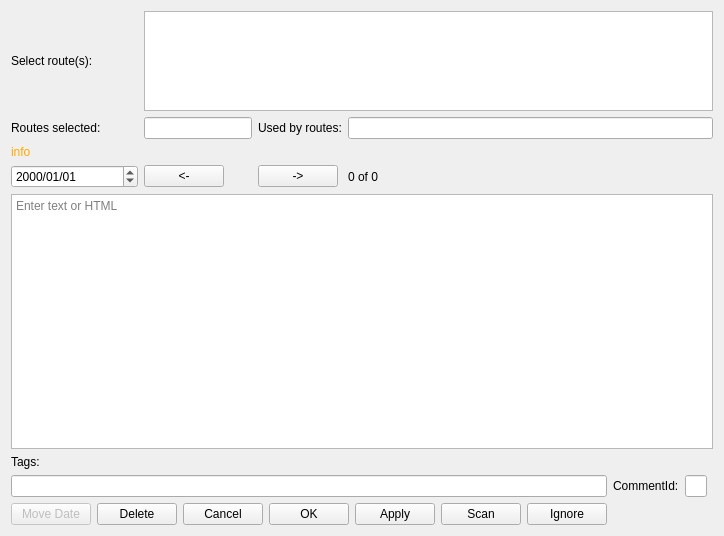
Qt form ui/routecommentsdlg.ui (allenck/mapper) before a commit.
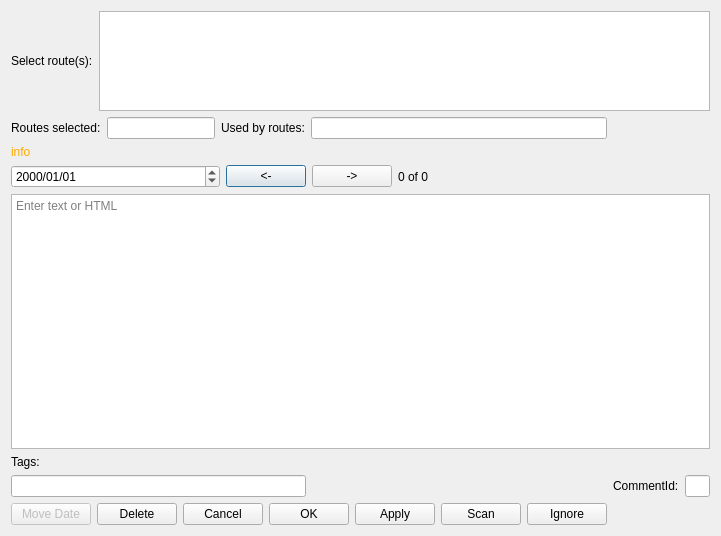
The same form after that commit. Custom widgets are drawn as their Qt base class.

The edit to the form file:
```diff
--- a/ui/routecommentsdlg.ui
+++ b/ui/routecommentsdlg.ui
@@ -14,34 +14,141 @@
    <string>Dialog</string>
   </property>
   <layout class="QGridLayout" name="gridLayout">
-   <item row="6" column="5">
-    <widget class="QLabel" name="label_3">
+   <item row="0" column="0" colspan="5">
+    <layout class="QHBoxLayout" name="horizontalLayout_3">
+     <item>
+      <widget class="QLabel" name="label">
+       <property name="text">
+        <string>Select route(s):</string>
+       </property>
+      </widget>
+     </item>
+     <item>
+      <widget class="RouteSelector" name="tableView">
+       <property name="sizePolicy">
+        <sizepolicy hsizetype="Expanding" vsizetype="Fixed">
+         <horstretch>0</horstretch>
+         <verstretch>0</verstretch>
+        </sizepolicy>
+       </property>
+       <property name="maximumSize">
+        <size>
+         <width>16777215</width>
+         <height>100</height>
+        </size>
+       </property>
+       <property name="toolTip">
+        <string>&lt;html&gt;&lt;head/&gt;&lt;body&gt;&lt;p&gt;Select the route to which this comment applies. Multiple selections may be made if the same comment applies to more than one route.&lt;/p&gt;&lt;/body&gt;&lt;/html&gt;</string>
+       </property>
+      </widget>
+     </item>
+    </layout>
+   </item>
+   <item row="1" column="0" colspan="4">
+    <layout class="QHBoxLayout" name="horizontalLayout_4">
+     <item>
+      <widget class="QLabel" name="label_4">
+       <property name="text">
+        <string>Routes selected:</string>
+       </property>
+      </widget>
+     </item>
+     <item>
+      <widget class="QLineEdit" name="routesSelected">
+       <property name="sizePolicy">
+        <sizepolicy hsizetype="Fixed" vsizetype="Fixed">
+         <horstretch>0</horstretch>
+         <verstretch>0</verstretch>
+        </sizepolicy>
+       </property>
+       <property name="readOnly">
+        <bool>true</bool>
+       </property>
+      </widget>
+     </item>
+     <item>
+      <widget class="QLabel" name="label_5">
+       <property name="text">
+        <string>Used by routes:</string>
+       </property>
+      </widget>
+     </item>
+     <item>
+      <widget class="QLineEdit" name="txtRoutesUsed">
+       <property name="readOnly">
+        <bool>true</bool>
+       </property>
+      </widget>
+     </item>
+    </layout>
+   </item>
+   <item row="2" column="0">
+    <widget class="QLabel" name="lblInfo">
+     <property name="styleSheet">
+      <string notr="true">color: rgb(255, 170, 0)</string>
+     </property>
      <property name="text">
-      <string>CommentId:</string>
+      <string>info</string>
      </property>
     </widget>
    </item>
-   <item row="1" column="1">
-    <widget class="QLineEdit" name="routesSelected">
+   <item row="3" column="0">
+    <widget class="QDateEdit" name="dateEdit">
+     <property name="toolTip">
+      <string>&lt;html&gt;&lt;head/&gt;&lt;body&gt;&lt;p&gt;Edit to load comments for a different date.&lt;/p&gt;&lt;/body&gt;&lt;/html&gt;</string>
+     </property>
+     <property name="displayFormat">
+      <string>yyyy/MM/dd</string>
+     </property>
+    </widget>
+   </item>
+   <item row="3" column="1">
+    <widget class="QPushButton" name="btnPrev">
      <property name="sizePolicy">
       <sizepolicy hsizetype="Fixed" vsizetype="Fixed">
        <horstretch>0</horstretch>
        <verstretch>0</verstretch>
       </sizepolicy>
      </property>
-     <property name="readOnly">
-      <bool>true</bool>
+     <property name="text">
+      <string>&lt;-</string>
      </property>
     </widget>
    </item>
-   <item row="0" column="0">
-    <widget class="QLabel" name="label">
+   <item row="3" column="2">
+    <widget class="QPushButton" name="btnNext">
+     <property name="sizePolicy">
+      <sizepolicy hsizetype="Fixed" vsizetype="Fixed">
+       <horstretch>0</horstretch>
+       <verstretch>0</verstretch>
+      </sizepolicy>
+     </property>
      <property name="text">
-      <string>Select route(s):</string>
+      <string>-&gt;</string>
      </property>
     </widget>
    </item>
-   <item row="4" column="0" colspan="8">
+   <item row="3" column="3">
+    <widget class="QLabel" name="lblInfo2">
+     <property name="text">
+      <string>0 of 0</string>
+     </property>
+    </widget>
+   </item>
+   <item row="3" column="4">
+    <spacer name="horizontalSpacer">
+     <property name="orientation">
+      <enum>Qt::Orientation::Horizontal</enum>
+     </property>
+     <property name="sizeHint" stdset="0">
+      <size>
+       <width>79</width>
+       <height>20</height>
+      </size>
+     </property>
+    </spacer>
+   </item>
+   <item row="4" column="0" colspan="5">
     <widget class="HtmlTextEdit" name="txtComments">
      <property name="placeholderText">
       <string>Enter text or HTML</string>
@@ -55,7 +162,32 @@
      </property>
     </widget>
    </item>
-   <item row="7" column="0" colspan="5">
+   <item row="6" column="0" colspan="2">
+    <widget class="QLineEdit" name="txtTags">
+     <property name="text">
+      <string/>
+     </property>
+    </widget>
+   </item>
+   <item row="6" column="4">
+    <layout class="QHBoxLayout" name="horizontalLayout_2">
+     <item>
+      <widget class="QLabel" name="label_3">
+       <property name="text">
+        <string>CommentId:</string>
+       </property>
+      </widget>
+     </item>
+     <item>
+      <widget class="QLineEdit" name="txtCommentId">
+       <property name="readOnly">
+        <bool>true</bool>
+       </property>
+      </widget>
+     </item>
+    </layout>
+   </item>
+   <item row="7" column="0" colspan="4">
     <layout class="QHBoxLayout" name="horizontalLayout">
      <item>
       <widget class="QPushButton" name="btnChangeDate">
@@ -117,126 +249,6 @@
      </item>
     </layout>
    </item>
-   <item row="6" column="0" colspan="5">
-    <widget class="QLineEdit" name="txtTags">
-     <property name="text">
-      <string/>
-     </property>
-    </widget>
-   </item>
-   <item row="3" column="1">
-    <widget class="QPushButton" name="btnPrev">
-     <property name="sizePolicy">
-      <sizepolicy hsizetype="Fixed" vsizetype="Fixed">
-       <horstretch>0</horstretch>
-       <verstretch>0</verstretch>
-      </sizepolicy>
-     </property>
-     <property name="text">
-      <string>&lt;-</string>
-     </property>
-    </widget>
-   </item>
-   <item row="3" column="0">
-    <widget class="QDateEdit" name="dateEdit">
-     <property name="toolTip">
-      <string>&lt;html&gt;&lt;head/&gt;&lt;body&gt;&lt;p&gt;Edit to load comments for a different date.&lt;/p&gt;&lt;/body&gt;&lt;/html&gt;</string>
-     </property>
-     <property name="displayFormat">
-      <string>yyyy/MM/dd</string>
-     </property>
-    </widget>
-   </item>
-   <item row="1" column="2">
-    <widget class="QLabel" name="label_5">
-     <property name="text">
-      <string>Used by routes:</string>
-     </property>
-    </widget>
-   </item>
-   <item row="6" column="6">
-    <widget class="QLineEdit" name="txtCommentId">
-     <property name="readOnly">
-      <bool>true</bool>
-     </property>
-    </widget>
-   </item>
-   <item row="0" column="1" colspan="7">
-    <widget class="RouteSelector" name="tableView">
-     <property name="sizePolicy">
-      <sizepolicy hsizetype="Expanding" vsizetype="Fixed">
-       <horstretch>0</horstretch>
-       <verstretch>0</verstretch>
-      </sizepolicy>
-     </property>
-     <property name="maximumSize">
-      <size>
-       <width>16777215</width>
-       <height>100</height>
-      </size>
-     </property>
-     <property name="toolTip">
-      <string>&lt;html&gt;&lt;head/&gt;&lt;body&gt;&lt;p&gt;Select the route to which this comment applies. Multiple selections may be made if the same comment applies to more than one route.&lt;/p&gt;&lt;/body&gt;&lt;/html&gt;</string>
-     </property>
-    </widget>
-   </item>
-   <item row="3" column="2">
-    <widget class="QPushButton" name="btnNext">
-     <property name="sizePolicy">
-      <sizepolicy hsizetype="Fixed" vsizetype="Fixed">
-       <horstretch>0</horstretch>
-       <verstretch>0</verstretch>
-      </sizepolicy>
-     </property>
-     <property name="text">
-      <string>-&gt;</string>
-     </property>
-    </widget>
-   </item>
-   <item row="1" column="0">
-    <widget class="QLabel" name="label_4">
-     <property name="text">
-      <string>Routes selected:</string>
-     </property>
-    </widget>
-   </item>
-   <item row="2" column="0" colspan="8">
-    <widget class="QLabel" name="lblInfo">
-     <property name="styleSheet">
-      <string notr="true">color: rgb(255, 170, 0)</string>
-     </property>
-     <property name="text">
-      <string>info</string>
-     </property>
-    </widget>
-   </item>
-   <item row="3" column="5" colspan="3">
-    <spacer name="horizontalSpacer">
-     <property name="orientation">
-      <enum>Qt::Orientation::Horizontal</enum>
-     </property>
-     <property name="sizeHint" stdset="0">
-      <size>
-       <width>79</width>
-       <height>20</height>
-      </size>
-     </property>
-    </spacer>
-   </item>
-   <item row="3" column="3" colspan="2">
-    <widget class="QLabel" name="lblInfo2">
-     <property name="text">
-      <string>0 of 0</string>
-     </property>
-    </widget>
-   </item>
-   <item row="1" column="3" colspan="5">
-    <widget class="QLineEdit" name="txtRoutesUsed">
-     <property name="readOnly">
-      <bool>true</bool>
-     </property>
-    </widget>
-   </item>
   </layout>
  </widget>
  <customwidgets>
```
